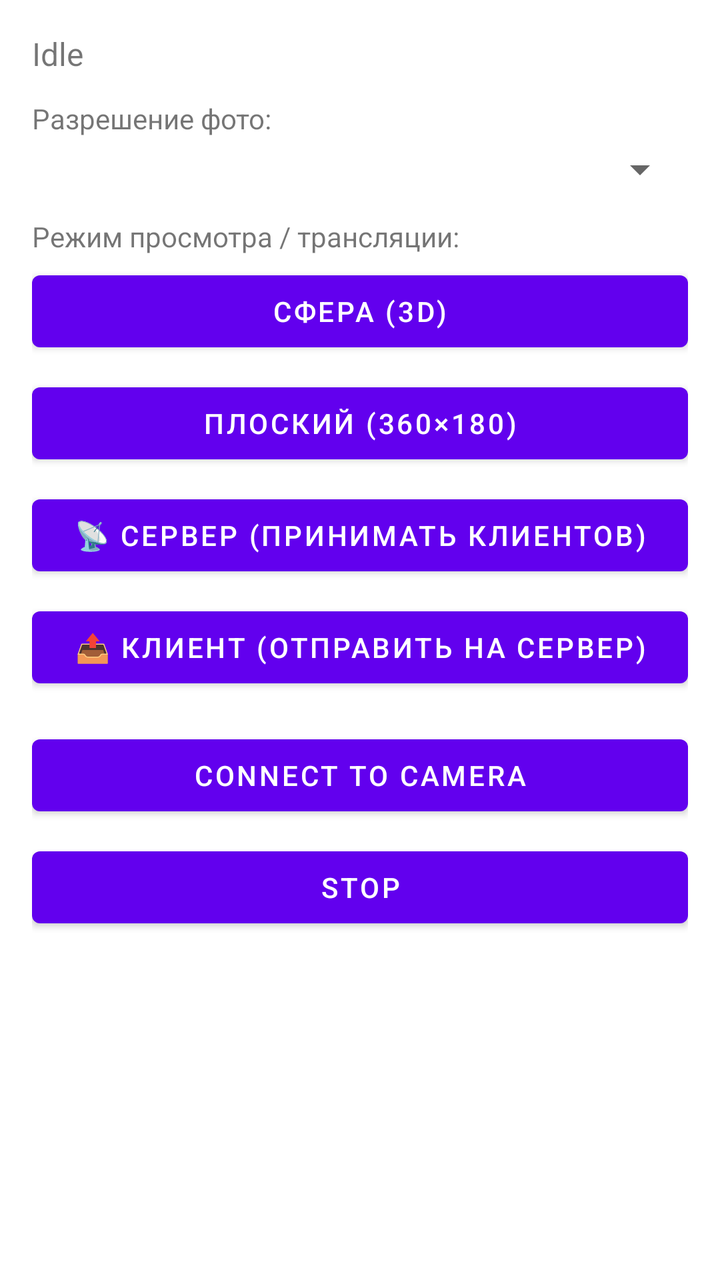
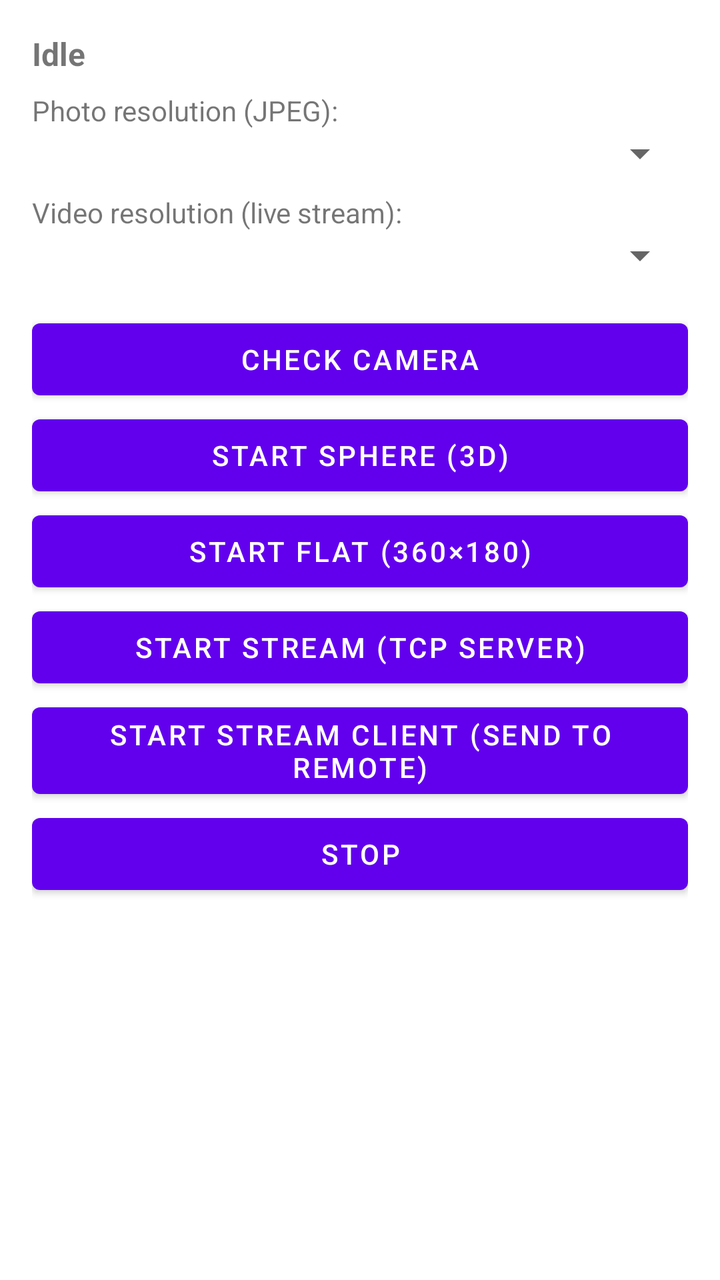

Compare the two renders of this Android layout. The source of the first and the diff that turns it into the second are given below.
<!-- AndroidManifest.xml: application theme Theme.Live360Viewer -->
<!-- res/layout/activity_main.xml -->
<?xml version="1.0" encoding="utf-8"?>
<androidx.constraintlayout.widget.ConstraintLayout
    xmlns:android="http://schemas.android.com/apk/res/android"
    xmlns:app="http://schemas.android.com/apk/res-auto"
    android:layout_width="match_parent"
    android:layout_height="match_parent"
    android:padding="16dp">

    <TextView
        android:id="@+id/tvStatus"
        android:layout_width="0dp"
        android:layout_height="wrap_content"
        android:text="@string/status_idle"
        android:textSize="16sp"
        app:layout_constraintTop_toTopOf="parent"
        app:layout_constraintStart_toStartOf="parent"
        app:layout_constraintEnd_toEndOf="parent"/>

    <TextView
        android:id="@+id/tvPhotoResLabel"
        android:layout_width="0dp"
        android:layout_height="wrap_content"
        android:layout_marginTop="12dp"
        android:text="Разрешение фото:"
        android:textSize="14sp"
        app:layout_constraintTop_toBottomOf="@id/tvStatus"
        app:layout_constraintStart_toStartOf="parent"
        app:layout_constraintEnd_toEndOf="parent"/>

    <Spinner
        android:id="@+id/spPhotoRes"
        android:layout_width="0dp"
        android:layout_height="wrap_content"
        android:layout_marginTop="4dp"
        app:layout_constraintTop_toBottomOf="@id/tvPhotoResLabel"
        app:layout_constraintStart_toStartOf="parent"
        app:layout_constraintEnd_toEndOf="parent"/>

    <TextView
        android:id="@+id/tvViewModeLabel"
        android:layout_width="0dp"
        android:layout_height="wrap_content"
        android:layout_marginTop="12dp"
        android:text="Режим просмотра / трансляции:"
        android:textSize="14sp"
        app:layout_constraintTop_toBottomOf="@id/spPhotoRes"
        app:layout_constraintStart_toStartOf="parent"
        app:layout_constraintEnd_toEndOf="parent"/>

    <Button
        android:id="@+id/btnStartSphere"
        android:layout_width="0dp"
        android:layout_height="wrap_content"
        android:layout_marginTop="4dp"
        android:text="Сфера (3D)"
        app:layout_constraintTop_toBottomOf="@id/tvViewModeLabel"
        app:layout_constraintStart_toStartOf="parent"
        app:layout_constraintEnd_toEndOf="parent"/>

    <Button
        android:id="@+id/btnStartFlat"
        android:layout_width="0dp"
        android:layout_height="wrap_content"
        android:layout_marginTop="8dp"
        android:text="Плоский (360×180)"
        app:layout_constraintTop_toBottomOf="@id/btnStartSphere"
        app:layout_constraintStart_toStartOf="parent"
        app:layout_constraintEnd_toEndOf="parent"/>

    
    <Button
        android:id="@+id/btnStartStream"
        android:layout_width="0dp"
        android:layout_height="wrap_content"
        android:layout_marginTop="8dp"
        android:text="📡 Сервер (принимать клиентов)"
        app:layout_constraintTop_toBottomOf="@id/btnStartFlat"
        app:layout_constraintStart_toStartOf="parent"
        app:layout_constraintEnd_toEndOf="parent"/>

    
    <Button
        android:id="@+id/btnStartClient"
        android:layout_width="0dp"
        android:layout_height="wrap_content"
        android:layout_marginTop="8dp"
        android:text="📤 Клиент (отправить на сервер)"
        app:layout_constraintTop_toBottomOf="@id/btnStartStream"
        app:layout_constraintStart_toStartOf="parent"
        app:layout_constraintEnd_toEndOf="parent"/>

    <Button
        android:id="@+id/btnConnect"
        android:layout_width="0dp"
        android:layout_height="wrap_content"
        android:text="@string/btn_connect"
        android:layout_marginTop="16dp"
        app:layout_constraintTop_toBottomOf="@id/btnStartClient"
        app:layout_constraintStart_toStartOf="parent"
        app:layout_constraintEnd_toEndOf="parent"/>

    <Button
        android:id="@+id/btnStop"
        android:layout_width="0dp"
        android:layout_height="wrap_content"
        android:text="@string/btn_stop"
        android:layout_marginTop="8dp"
        app:layout_constraintTop_toBottomOf="@id/btnConnect"
        app:layout_constraintStart_toStartOf="parent"
        app:layout_constraintEnd_toEndOf="parent"/>

    <ScrollView
        android:id="@+id/scrollLog"
        android:layout_width="0dp"
        android:layout_height="0dp"
        android:layout_marginTop="12dp"
        app:layout_constraintTop_toBottomOf="@id/btnStop"
        app:layout_constraintBottom_toBottomOf="parent"
        app:layout_constraintStart_toStartOf="parent"
        app:layout_constraintEnd_toEndOf="parent">

        <TextView
            android:id="@+id/tvLog"
            android:layout_width="match_parent"
            android:layout_height="wrap_content"
            android:fontFamily="monospace"
            android:textSize="11sp"/>
    </ScrollView>

</androidx.constraintlayout.widget.ConstraintLayout>
<!-- resources referenced by this layout -->
<resources>
  <string name="btn_connect">Connect to camera</string>
  <string name="btn_stop">Stop</string>
  <string name="status_idle">Idle</string>
  <style name="Theme.Live360Viewer" parent="Theme.MaterialComponents.DayNight.NoActionBar">
          <item name="colorPrimary">@color/purple_500</item>
          <item name="colorPrimaryVariant">@color/purple_700</item>
          <item name="colorOnPrimary">@color/white</item>
          <item name="colorSecondary">@color/teal_200</item>
          <item name="colorSecondaryVariant">@color/teal_700</item>
          <item name="colorOnSecondary">@color/black</item>
          <item name="android:statusBarColor" tools:targetApi="l">?attr/colorPrimaryVariant</item>
      </style>
  <color name="purple_500">#FF6200EE</color>
  <color name="purple_700">#FF3700B3</color>
  <color name="white">#FFFFFFFF</color>
  <color name="teal_200">#FF03DAC5</color>
  <color name="teal_700">#FF018786</color>
  <color name="black">#FF000000</color>
</resources>

<!-- the commit's change to res/layout/activity_main.xml (unified diff, before → after) -->
@@ -1,130 +1,94 @@
 <?xml version="1.0" encoding="utf-8"?>
-<androidx.constraintlayout.widget.ConstraintLayout
-    xmlns:android="http://schemas.android.com/apk/res/android"
-    xmlns:app="http://schemas.android.com/apk/res-auto"
+<ScrollView xmlns:android="http://schemas.android.com/apk/res/android"
     android:layout_width="match_parent"
     android:layout_height="match_parent"
-    android:padding="16dp">
+    android:fillViewport="true">
 
-    <TextView
-        android:id="@+id/tvStatus"
-        android:layout_width="0dp"
+    <LinearLayout
+        android:layout_width="match_parent"
         android:layout_height="wrap_content"
-        android:text="@string/status_idle"
-        android:textSize="16sp"
-        app:layout_constraintTop_toTopOf="parent"
-        app:layout_constraintStart_toStartOf="parent"
-        app:layout_constraintEnd_toEndOf="parent"/>
+        android:orientation="vertical"
+        android:padding="16dp">
 
-    <TextView
-        android:id="@+id/tvPhotoResLabel"
-        android:layout_width="0dp"
-        android:layout_height="wrap_content"
-        android:layout_marginTop="12dp"
-        android:text="Разрешение фото:"
-        android:textSize="14sp"
-        app:layout_constraintTop_toBottomOf="@id/tvStatus"
-        app:layout_constraintStart_toStartOf="parent"
-        app:layout_constraintEnd_toEndOf="parent"/>
+        <TextView
+            android:id="@+id/tvStatus"
+            android:layout_width="match_parent"
+            android:layout_height="wrap_content"
+            android:text="@string/status_idle"
+            android:textStyle="bold"
+            android:textSize="16sp"
+            android:paddingBottom="8dp" />
 
-    <Spinner
-        android:id="@+id/spPhotoRes"
-        android:layout_width="0dp"
-        android:layout_height="wrap_content"
-        android:layout_marginTop="4dp"
-        app:layout_constraintTop_toBottomOf="@id/tvPhotoResLabel"
-        app:layout_constraintStart_toStartOf="parent"
-        app:layout_constraintEnd_toEndOf="parent"/>
+        
+        <TextView
+            android:layout_width="wrap_content"
+            android:layout_height="wrap_content"
+            android:text="Photo resolution (JPEG):" />
 
-    <TextView
-        android:id="@+id/tvViewModeLabel"
-        android:layout_width="0dp"
-        android:layout_height="wrap_content"
-        android:layout_marginTop="12dp"
-        android:text="Режим просмотра / трансляции:"
-        android:textSize="14sp"
-        app:layout_constraintTop_toBottomOf="@id/spPhotoRes"
-        app:layout_constraintStart_toStartOf="parent"
-        app:layout_constraintEnd_toEndOf="parent"/>
+        <Spinner
+            android:id="@+id/spPhotoRes"
+            android:layout_width="match_parent"
+            android:layout_height="wrap_content"
+            android:layout_marginBottom="8dp" />
 
-    <Button
-        android:id="@+id/btnStartSphere"
-        android:layout_width="0dp"
-        android:layout_height="wrap_content"
-        android:layout_marginTop="4dp"
-        android:text="Сфера (3D)"
-        app:layout_constraintTop_toBottomOf="@id/tvViewModeLabel"
-        app:layout_constraintStart_toStartOf="parent"
-        app:layout_constraintEnd_toEndOf="parent"/>
+        
+        <TextView
+            android:layout_width="wrap_content"
+            android:layout_height="wrap_content"
+            android:text="Video resolution (live stream):" />
 
-    <Button
-        android:id="@+id/btnStartFlat"
-        android:layout_width="0dp"
-        android:layout_height="wrap_content"
-        android:layout_marginTop="8dp"
-        android:text="Плоский (360×180)"
-        app:layout_constraintTop_toBottomOf="@id/btnStartSphere"
-        app:layout_constraintStart_toStartOf="parent"
-        app:layout_constraintEnd_toEndOf="parent"/>
+        <Spinner
+            android:id="@+id/spVideoRes"
+            android:layout_width="match_parent"
+            android:layout_height="wrap_content"
+            android:layout_marginBottom="16dp" />
 
-    
-    <Button
-        android:id="@+id/btnStartStream"
-        android:layout_width="0dp"
-        android:layout_height="wrap_content"
-        android:layout_marginTop="8dp"
-        android:text="📡 Сервер (принимать клиентов)"
-        app:layout_constraintTop_toBottomOf="@id/btnStartFlat"
-        app:layout_constraintStart_toStartOf="parent"
-        app:layout_constraintEnd_toEndOf="parent"/>
+        
+        <Button
+            android:id="@+id/btnConnect"
+            android:layout_width="match_parent"
+            android:layout_height="wrap_content"
+            android:text="Check camera" />
 
-    
-    <Button
-        android:id="@+id/btnStartClient"
-        android:layout_width="0dp"
-        android:layout_height="wrap_content"
-        android:layout_marginTop="8dp"
-        android:text="📤 Клиент (отправить на сервер)"
-        app:layout_constraintTop_toBottomOf="@id/btnStartStream"
-        app:layout_constraintStart_toStartOf="parent"
-        app:layout_constraintEnd_toEndOf="parent"/>
+        <Button
+            android:id="@+id/btnStartSphere"
+            android:layout_width="match_parent"
+            android:layout_height="wrap_content"
+            android:text="Start Sphere (3D)" />
 
-    <Button
-        android:id="@+id/btnConnect"
-        android:layout_width="0dp"
-        android:layout_height="wrap_content"
-        android:text="@string/btn_connect"
-        android:layout_marginTop="16dp"
-        app:layout_constraintTop_toBottomOf="@id/btnStartClient"
-        app:layout_constraintStart_toStartOf="parent"
-        app:layout_constraintEnd_toEndOf="parent"/>
+        <Button
+            android:id="@+id/btnStartFlat"
+            android:layout_width="match_parent"
+            android:layout_height="wrap_content"
+            android:text="Start Flat (360×180)" />
 
-    <Button
-        android:id="@+id/btnStop"
-        android:layout_width="0dp"
-        android:layout_height="wrap_content"
-        android:text="@string/btn_stop"
-        android:layout_marginTop="8dp"
-        app:layout_constraintTop_toBottomOf="@id/btnConnect"
-        app:layout_constraintStart_toStartOf="parent"
-        app:layout_constraintEnd_toEndOf="parent"/>
+        <Button
+            android:id="@+id/btnStartStream"
+            android:layout_width="match_parent"
+            android:layout_height="wrap_content"
+            android:text="Start Stream (TCP server)" />
 
-    <ScrollView
-        android:id="@+id/scrollLog"
-        android:layout_width="0dp"
-        android:layout_height="0dp"
-        android:layout_marginTop="12dp"
-        app:layout_constraintTop_toBottomOf="@id/btnStop"
-        app:layout_constraintBottom_toBottomOf="parent"
-        app:layout_constraintStart_toStartOf="parent"
-        app:layout_constraintEnd_toEndOf="parent">
+        <Button
+            android:id="@+id/btnStartClient"
+            android:layout_width="match_parent"
+            android:layout_height="wrap_content"
+            android:text="Start Stream Client (send to remote)" />
 
+        <Button
+            android:id="@+id/btnStop"
+            android:layout_width="match_parent"
+            android:layout_height="wrap_content"
+            android:text="Stop" />
+
+        
         <TextView
             android:id="@+id/tvLog"
             android:layout_width="match_parent"
             android:layout_height="wrap_content"
+            android:layout_marginTop="16dp"
             android:fontFamily="monospace"
-            android:textSize="11sp"/>
-    </ScrollView>
+            android:textSize="11sp"
+            android:textIsSelectable="true" />
 
-</androidx.constraintlayout.widget.ConstraintLayout>
+    </LinearLayout>
+</ScrollView>
<!-- resource entries referenced after the edit -->
@@ -1,7 +1,5 @@
 <!-- resources referenced by this layout -->
 <resources>
-  <string name="btn_connect">Connect to camera</string>
-  <string name="btn_stop">Stop</string>
   <string name="status_idle">Idle</string>
   <style name="Theme.Live360Viewer" parent="Theme.MaterialComponents.DayNight.NoActionBar">
           <item name="colorPrimary">@color/purple_500</item>
